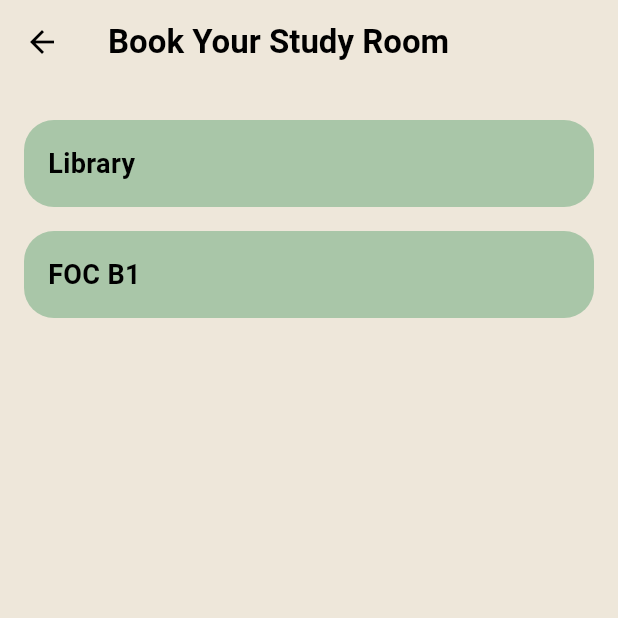
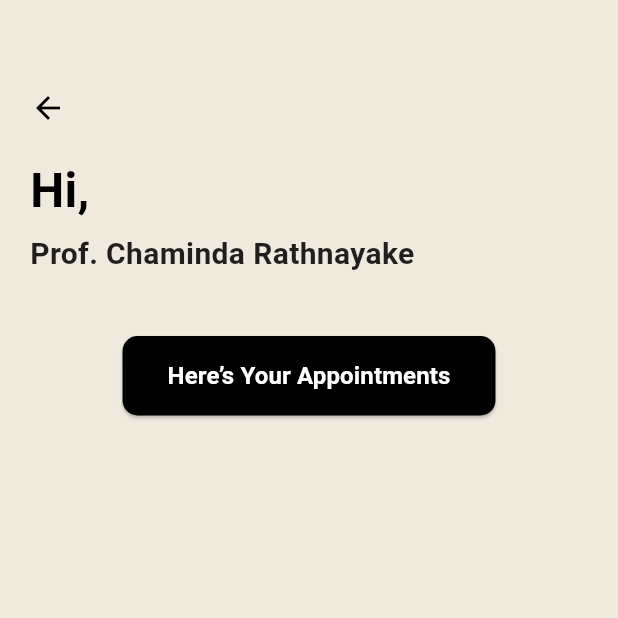
Before and after one commit to SanjanaJaya/Finder, a Flutter app: the screen it shows after launch, after a tap on "Appointments", on a phone screen of 412 x 824 dp, the top half of it. Run offline on Flutter 3.47's test engine with Material 3 defaults, Android fonts, the phone set to English and light mode, and no system bars.

Commit message:
Chat Screens & Lec Appointments

```diff
--- a/finder/lib/lecturer_home.dart
+++ b/finder/lib/lecturer_home.dart
@@ -1,10 +1,10 @@
 import 'package:flutter/material.dart';
 import 'contact_us.dart'; // Contact Us Page
 import 'about_us.dart'; // About Us Page ✅
-import 'view_bookings.dart'; // Import the View Bookings Page
-import 'study_room_list.dart'; // Study Room List Page
 import 'student_profile_page.dart';
 import 'lecturer_availability.dart';
+import 'lecturers_appointment.dart';
+import 'lecturer_inbox.dart';
 
 class LecturerHomePage extends StatelessWidget {
   @override
@@ -93,13 +93,13 @@ class LecturerHomePage extends StatelessWidget {
                       context,
                       "assets/appointment.png",
                       "Appointments",
-                      StudyRoomListPage(),
+                      LecturersAppointment(),
                     ),
                     _buildActionButton(
                       context,
                       "assets/inbox.png",
                       "Inbox",
-                      ViewBookingsPage(),
+                      LecturerInbox(),
                     ), // Updated to navigate to ViewBookingsPage
                   ],
                 ),
@@ -204,7 +204,7 @@ class LecturerHomePage extends StatelessWidget {
         }
       },
       child: Container(
-        width: 140,
+        width: 170,
         height: 50,
         decoration: BoxDecoration(
           color: Colors.white,
--- /dev/null
+++ b/finder/lib/lecturers_appointment.dart
@@ -0,0 +1,73 @@
+import 'package:flutter/material.dart';
+
+class LecturersAppointment extends StatelessWidget {
+  const LecturersAppointment({super.key});
+
+  @override
+  Widget build(BuildContext context) {
+    return Scaffold(
+      backgroundColor: const Color(0xFFF0E9DD), // Light beige background
+      body: Padding(
+        padding: const EdgeInsets.all(20.0),
+        child: Column(
+          crossAxisAlignment: CrossAxisAlignment.start,
+          children: [
+            const SizedBox(height: 40),
+            GestureDetector(
+              onTap: () => Navigator.pop(context),
+              child: const Icon(
+                Icons.arrow_back,
+                size: 24,
+                color: Colors.black,
+              ),
+            ),
+            const SizedBox(height: 20),
+            const Text(
+              "Hi,",
+              style: TextStyle(
+                fontSize: 32,
+                fontWeight: FontWeight.bold,
+                color: Colors.black,
+              ),
+            ),
+            const SizedBox(height: 5),
+            const Text(
+              "Prof. Chaminda Rathnayake",
+              style: TextStyle(
+                fontSize: 20,
+                fontWeight: FontWeight.w600,
+                color: Colors.black87,
+              ),
+            ),
+            const SizedBox(height: 40),
+            Center(
+              child: ElevatedButton(
+                style: ElevatedButton.styleFrom(
+                  backgroundColor: Colors.black, // Black button
+                  padding: const EdgeInsets.symmetric(
+                    horizontal: 30,
+                    vertical: 15,
+                  ),
+                  shape: RoundedRectangleBorder(
+                    borderRadius: BorderRadius.circular(10),
+                  ),
+                ),
+                onPressed: () {
+                  // Navigate to the appointment screen (replace with your route)
+                },
+                child: const Text(
+                  "Here’s Your Appointments",
+                  style: TextStyle(
+                    fontSize: 16,
+                    fontWeight: FontWeight.bold,
+                    color: Colors.white,
+                  ),
+                ),
+              ),
+            ),
+          ],
+        ),
+      ),
+    );
+  }
+}
--- a/finder/lib/main.dart
+++ b/finder/lib/main.dart
@@ -218,7 +218,7 @@ class HomePage extends StatelessWidget {
         }
       },
       child: Container(
-        width: 140,
+        width: 170,
         height: 50,
         decoration: BoxDecoration(
           color: Colors.white,
--- a/finder/pubspec.yaml
+++ b/finder/pubspec.yaml
@@ -18,6 +18,7 @@ dev_dependencies:
     sdk: flutter
   flutter_lints: ^5.0.0
 
+
 flutter:
   uses-material-design: true
 
```
Also changed, not shown: finder/lib/about_us.dart (+51 -21 lines), finder/lib/contact_us.dart (+57 -16 lines), finder/lib/lec_chat_screen.dart (added, +139 -0 lines), finder/lib/lecturer_inbox.dart (added, +100 -0 lines).
